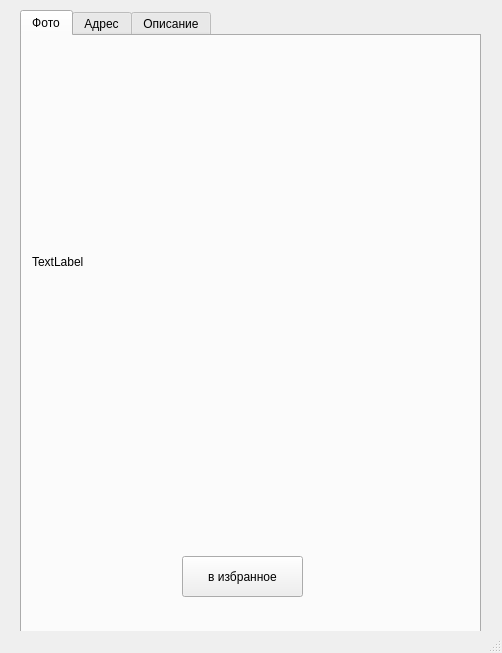
Before: the Qt Designer form data/ui/style_window_information.ui in Hexy00123/Yandex.Liceum-Travel-App, drawn with Qt 5.
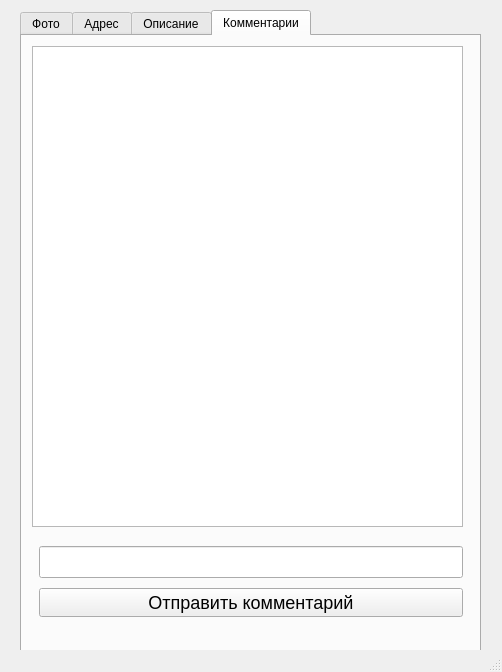
After: the same form once the commit is applied. The open tabs and pages were chosen to show the change.

The edit to the form file:
```diff
--- a/data/ui/style_window_information.ui
+++ b/data/ui/style_window_information.ui
@@ -7,7 +7,7 @@
     <x>0</x>
     <y>0</y>
     <width>502</width>
-    <height>653</height>
+    <height>672</height>
    </rect>
   </property>
   <property name="windowTitle">
@@ -112,6 +112,68 @@
       </property>
      </widget>
     </widget>
+    <widget class="QWidget" name="tab">
+     <attribute name="title">
+      <string>Комментарии</string>
+     </attribute>
+     <widget class="QListWidget" name="listWidget">
+      <property name="geometry">
+       <rect>
+        <x>10</x>
+        <y>10</y>
+        <width>431</width>
+        <height>481</height>
+       </rect>
+      </property>
+      <property name="styleSheet">
+       <string notr="true">font-size: 17px</string>
+      </property>
+     </widget>
+     <widget class="QWidget" name="formLayoutWidget">
+      <property name="geometry">
+       <rect>
+        <x>10</x>
+        <y>510</y>
+        <width>431</width>
+        <height>73</height>
+       </rect>
+      </property>
+      <layout class="QFormLayout" name="formLayout">
+       <property name="sizeConstraint">
+        <enum>QLayout::SetDefaultConstraint</enum>
+       </property>
+       <property name="horizontalSpacing">
+        <number>7</number>
+       </property>
+       <property name="verticalSpacing">
+        <number>10</number>
+       </property>
+       <property name="topMargin">
+        <number>0</number>
+       </property>
+       <property name="bottomMargin">
+        <number>0</number>
+       </property>
+       <item row="0" column="1">
+        <widget class="QLineEdit" name="lineEdit">
+         <property name="styleSheet">
+          <string notr="true">font-size: 20px</string>
+         </property>
+        </widget>
+       </item>
+       <item row="1" column="1">
+        <widget class="QPushButton" name="pushButton_2">
+         <property name="styleSheet">
+          <string notr="true">font-size:18px</string>
+         </property>
+         <property name="text">
+          <string>Отправить комментарий</string>
+         </property>
+        </widget>
+       </item>
+      </layout>
+     </widget>
+    </widget>
    </widget>
   </widget>
   <widget class="QMenuBar" name="menubar">
```
